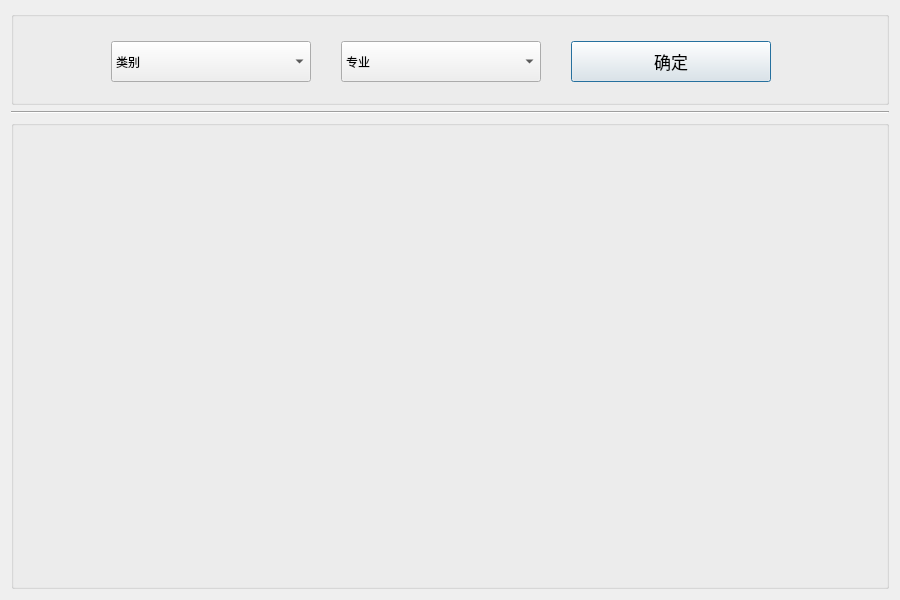
First picture: the form in views/selectcourse.ui, repository janonoly/exampc, before the edit.
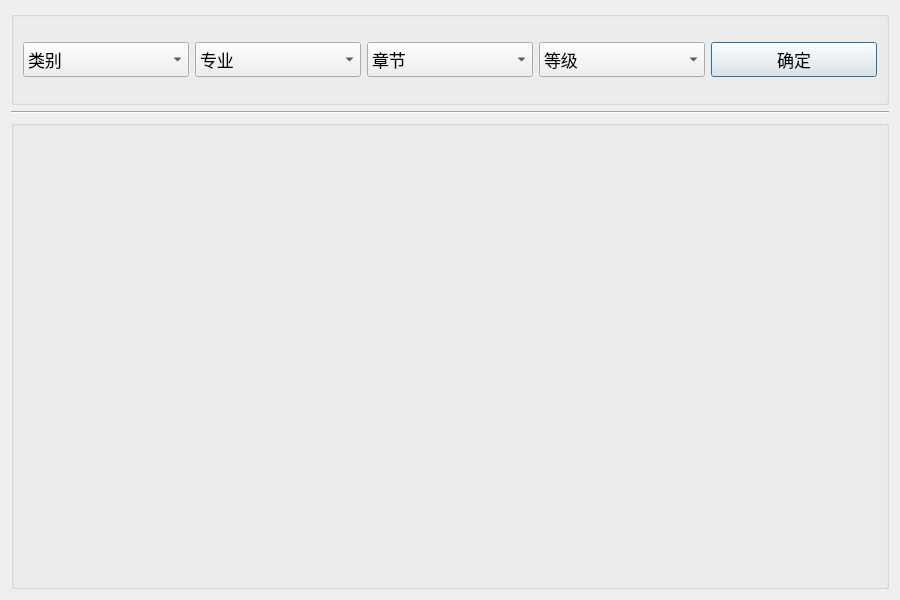
Second picture: the form after the edit.

Commit message: '添加等级'

Diff of the .ui file:
```diff
--- a/views/selectcourse.ui
+++ b/views/selectcourse.ui
@@ -37,14 +37,54 @@
      <property name="title">
       <string/>
      </property>
+     <layout class="QHBoxLayout" name="horizontalLayout">
+      <item>
+       <widget class="QComboBox" name="comboBox_3">
+        <property name="maximumSize">
+         <size>
+          <width>16777215</width>
+          <height>35</height>
+         </size>
+        </property>
+        <property name="sizeIncrement">
+         <size>
+          <width>0</width>
+          <height>35</height>
+         </size>
+        </property>
+        <property name="font">
+         <font>
+          <pointsize>13</pointsize>
+         </font>
+        </property>
+        <property name="currentText">
+         <string>类别</string>
+        </property>
+        <item>
+         <property name="text">
+          <string>类别</string>
+         </property>
+        </item>
+       </widget>
+      </item>
+      <item>
      <widget class="QComboBox" name="comboBox">
-      <property name="geometry">
-       <rect>
-        <x>330</x>
-        <y>30</y>
-        <width>200</width>
-        <height>41</height>
-       </rect>
+        <property name="maximumSize">
+         <size>
+          <width>16777215</width>
+          <height>35</height>
+         </size>
+        </property>
+        <property name="sizeIncrement">
+         <size>
+          <width>0</width>
+          <height>35</height>
+         </size>
+        </property>
+        <property name="font">
+         <font>
+          <pointsize>13</pointsize>
+         </font>
       </property>
       <item>
        <property name="text">
@@ -52,39 +92,82 @@
        </property>
       </item>
      </widget>
-     <widget class="QComboBox" name="comboBox_3">
-      <property name="geometry">
-       <rect>
-        <x>100</x>
-        <y>30</y>
-        <width>200</width>
-        <height>41</height>
-       </rect>
+      </item>
+      <item>
+       <widget class="QComboBox" name="comboBox_2">
+        <property name="maximumSize">
+         <size>
+          <width>16777215</width>
+          <height>35</height>
+         </size>
+        </property>
+        <property name="sizeIncrement">
+         <size>
+          <width>0</width>
+          <height>35</height>
+         </size>
+        </property>
+        <property name="font">
+         <font>
+          <pointsize>13</pointsize>
+         </font>
       </property>
       <property name="currentText">
-       <string>类别</string>
+         <string>章节</string>
       </property>
       <item>
        <property name="text">
-        <string>类别</string>
+          <string>章节</string>
        </property>
       </item>
      </widget>
+      </item>
+      <item>
+       <widget class="QComboBox" name="comboBox_4">
+        <property name="maximumSize">
+         <size>
+          <width>16777215</width>
+          <height>35</height>
+         </size>
+        </property>
+        <property name="sizeIncrement">
+         <size>
+          <width>0</width>
+          <height>35</height>
+         </size>
+        </property>
+        <property name="font">
+         <font>
+          <pointsize>13</pointsize>
+         </font>
+        </property>
+        <item>
+         <property name="text">
+          <string>等级</string>
+         </property>
+        </item>
+       </widget>
+      </item>
+      <item>
      <widget class="QPushButton" name="pushButton_8">
-      <property name="geometry">
-       <rect>
-        <x>560</x>
-        <y>30</y>
-        <width>200</width>
-        <height>41</height>
-       </rect>
-      </property>
       <property name="sizePolicy">
-       <sizepolicy hsizetype="Minimum" vsizetype="Expanding">
-        <horstretch>1</horstretch>
+         <sizepolicy hsizetype="Minimum" vsizetype="Fixed">
+          <horstretch>0</horstretch>
         <verstretch>0</verstretch>
        </sizepolicy>
       </property>
+        <property name="maximumSize">
+         <size>
+          <width>16777215</width>
+          <height>35</height>
+         </size>
+        </property>
+        <property name="sizeIncrement">
+         <size>
+          <width>0</width>
+          <height>35</height>
+         </size>
+        </property>
       <property name="font">
        <font>
         <pointsize>13</pointsize>
@@ -94,6 +177,8 @@
        <string>确定</string>
       </property>
      </widget>
+      </item>
+     </layout>
     </widget>
    </item>
    <item>
```
Left out of the diff: 7 changed lines with no effect on the pictures. Lines whose indentation alone changed are shown as unchanged. The commit also changes 28 other files.
